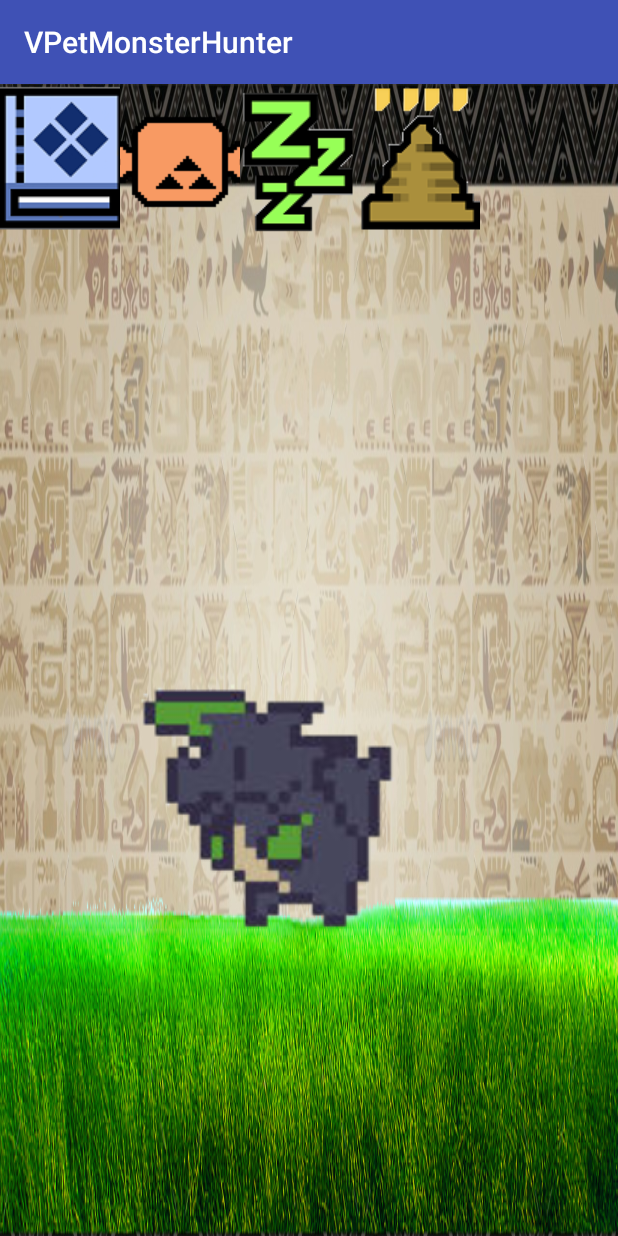
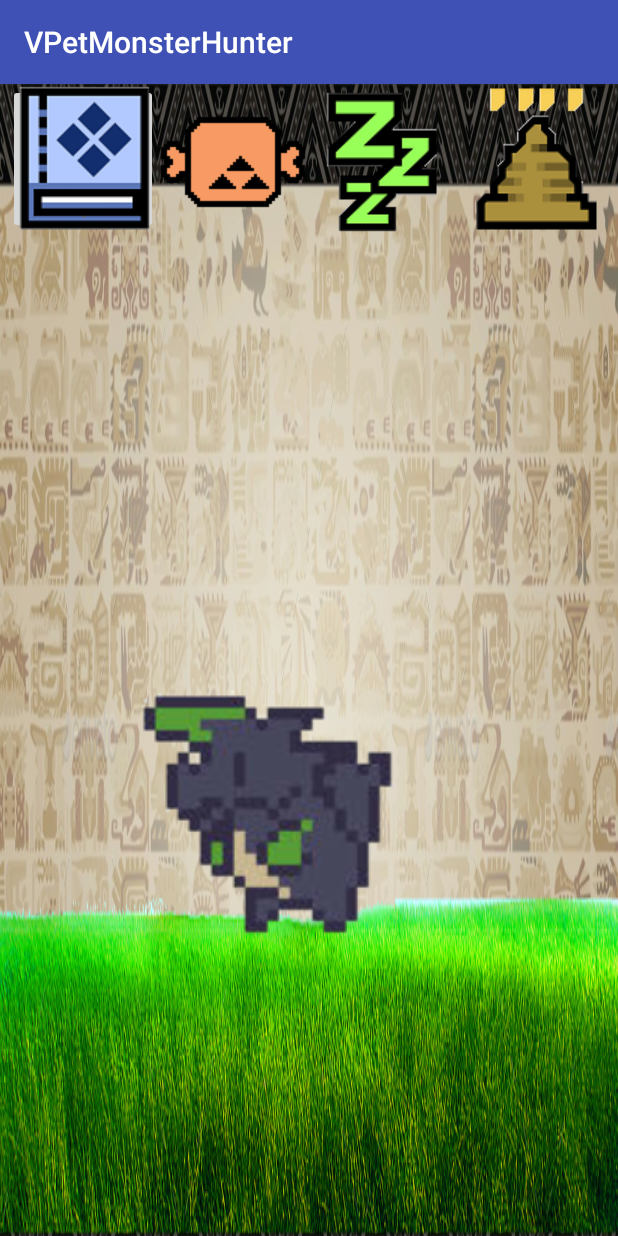
Before and after one commit to Nyxot/VPet_MonsterHunter, an Android app: the screen it shows after launch (MonsterLive), after a tap on an icon or button, on a phone screen of 412 x 824 dp. Run offline under Robolectric (Android 15) with nearby library versions, the phone set to English and light mode, and no system bars.

Commit message:
add animation monster, button info, button feed, state hunger

```diff
--- a/app/src/main/java/comnyxot/httpsgithub/vpetmonsterhunter/MainActivity.java
+++ b/app/src/main/java/comnyxot/httpsgithub/vpetmonsterhunter/MainActivity.java
@@ -34,7 +34,7 @@ public class MainActivity extends AppCompatActivity {
         }
     }
 
-    public void selectmonster(View view)
+    public void selectMonster(View view)
     {
         monster = (ImageButton)findViewById(view.getId());
         BitmapDrawable drawable = (BitmapDrawable)monster.getDrawable();
--- a/app/src/main/java/comnyxot/httpsgithub/vpetmonsterhunter/MonsterLive.java
+++ b/app/src/main/java/comnyxot/httpsgithub/vpetmonsterhunter/MonsterLive.java
@@ -1,21 +1,27 @@
 package comnyxot.httpsgithub.vpetmonsterhunter;
 
+import android.content.Context;
+import android.content.SharedPreferences;
 import android.graphics.Bitmap;
 import android.graphics.BitmapFactory;
-import android.graphics.Point;
 import android.os.Environment;
 import android.support.v7.app.AppCompatActivity;
 import android.os.Bundle;
 import android.view.Display;
+import android.view.View;
+import android.widget.FrameLayout;
 import android.widget.ImageView;
+import android.widget.Toast;
 
 import java.io.File;
 
 public class MonsterLive extends AppCompatActivity {
 
-    private ImageView monster;
+    private ImageView monster, meatX;
     private int direccionX = 1, direccionY = 1, speed = 20;
-    private Point screen = new Point();
+    private FrameLayout layMonster;
+    private long time;
+    private int hunger;
 
     @Override
     protected void onCreate(Bundle savedInstanceState) {
@@ -27,23 +33,11 @@ public class MonsterLive extends AppCompatActivity {
         File imgFile = new File(sdCardDirectory.getAbsolutePath(), "myMonster.png");
         Bitmap bmp = BitmapFactory.decodeFile(imgFile.getAbsolutePath());
         monster.setImageBitmap(bmp);
+        layMonster = (FrameLayout)findViewById(R.id.layMonster);
 
-        Display display = getWindowManager().getDefaultDisplay();
-        display.getSize(screen);
-
-        /*MonsterLive.this.runOnUiThread(new Runnable() {
-            @Override
-            public void run() {
-                Timer timer = new Timer();
-                timer.scheduleAtFixedRate(new TimerTask() {
-                    @Override
-                    public void run() {
-                        respirar();
-                    }
-                }, 1, 1000/fps);
-            }
-        });*/
-        //respirar();
+        SharedPreferences preferencias = getSharedPreferences("datos", Context.MODE_PRIVATE);
+        time = preferencias.getLong("time", 0);
+        hunger = preferencias.getInt("hunger", 1);
 
         Thread t = new Thread() {
 
@@ -52,10 +46,23 @@ public class MonsterLive extends AppCompatActivity {
                 try {
                     while (!isInterrupted()) {
                         Thread.sleep(1000);
+
+                        time++;
+                        hunger++;
+                        SharedPreferences prefe = getSharedPreferences("datos", Context.MODE_PRIVATE);
+                        SharedPreferences.Editor editor = prefe.edit();
+                        editor.putLong("time", time);
+                        editor.putInt("hunger", hunger);
+                        editor.commit();
+
                         runOnUiThread(new Runnable() {
                             @Override
                             public void run() {
-                                respirar();
+                                caminar();
+                                if(hunger > 30)
+                                {
+                                    needEat();
+                                }
                             }
                         });
                     }
@@ -66,20 +73,60 @@ public class MonsterLive extends AppCompatActivity {
         t.start();
     }
 
-    protected void respirar() {
+    protected void caminar() {
 
         int x = (int) monster.getX();
         int y = (int) monster.getY();
 
-        if ((x + (monster.getWidth()) >= screen.x) || x <= 0) {
+        if ((x + (monster.getWidth()) >= layMonster.getWidth()) || x <= 0) {
             direccionX *= -1;
-            monster.setRotationY(monster.getRotationY() + 180);
+            //monster.setRotationY(monster.getRotationY() + 180);
+            monster.animate().rotationY(monster.getRotationY() + 180);
         }
-        if ((y + (monster.getHeight()) >= screen.y) || (y <= 0)) {
+        if ((y + (monster.getHeight()) >= layMonster.getHeight()) || (y <= 200)) {
             direccionY *= -1;
         }
 
         monster.setX(x - (speed * direccionX));
-        //monster.setY(y - (speed * direccionY));
+        monster.animate().translationYBy(-3 * direccionY).start();
+        monster.animate().translationYBy(+3 * direccionY).start();
+        monster.setY(y);
+    }
+
+    public void showInfo(View v)
+    {
+        SharedPreferences preferencias = getSharedPreferences("datos", Context.MODE_PRIVATE);
+        long currentTime = preferencias.getLong("time", 0);
+        Toast.makeText(this, "Pasos: "+ currentTime, Toast.LENGTH_SHORT).show();
+    }
+
+    protected void needEat()
+    {
+        meatX = (ImageView) findViewById(R.id.meatx);
+        meatX.setVisibility(View.VISIBLE);
+
+        int x = (int)monster.getX();
+        int y = (int)monster.getY();
+
+        if ((x + (monster.getWidth()) >= layMonster.getWidth()) || x <= 0) {
+            //monster.setRotationY(monster.getRotationY() + 180);
+            meatX.animate().rotationY(monster.getRotationY() + 180);
+        }
+
+        /*meatX.setX(x - (speed * direccionX));
+        meatX.animate().translationYBy(-2).start();
+        meatX.animate().translationYBy(2).start();*/
+    }
+
+    public void feed(View v)
+    {
+        meatX = (ImageView) findViewById(R.id.meatx);
+        meatX.setVisibility(View.INVISIBLE);
+        SharedPreferences prefe = getSharedPreferences("datos", Context.MODE_PRIVATE);
+        SharedPreferences.Editor editor = prefe.edit();
+        editor.putInt("hunger", 0);
+        editor.commit();
+        hunger = 0;
+        Toast.makeText(this,"ñon ñon ñon",Toast.LENGTH_SHORT).show();
     }
 }
--- a/app/src/main/res/layout/activity_monster_live.xml
+++ b/app/src/main/res/layout/activity_monster_live.xml
@@ -6,44 +6,60 @@
     android:layout_height="match_parent"
     android:orientation="vertical"
     android:background="@drawable/background"
-    tools:context="comnyxot.httpsgithub.vpetmonsterhunter.MainActivity">
+    tools:context="comnyxot.httpsgithub.vpetmonsterhunter.MainActivity"
+    android:weightSum="1">
     <LinearLayout
         android:layout_width="match_parent"
         android:layout_height="100dp"
+        android:layout_marginLeft="5dp"
+        android:layout_marginRight="5dp"
         android:orientation="horizontal"
         android:weightSum="1">
         <ImageButton
             android:id="@+id/info_btn"
             android:layout_height="wrap_content"
             android:src="@drawable/info"
-            android:layout_width="80dp" />
+            android:layout_width="0dp"
+            android:layout_weight=".25"
+            android:onClick="showInfo"/>
 
         <ImageButton
             android:id="@+id/meat_btn"
             android:layout_height="match_parent"
             android:src="@drawable/meat"
             android:background="#00000000"
-            android:layout_width="80dp" />
+            android:layout_width="0dp"
+            android:layout_weight=".25"
+            android:onClick="feed"/>
 
         <ImageButton
             android:id="@+id/sleep_btn"
             android:src ="@drawable/sleep"
             android:layout_height="match_parent"
             android:background="#00000000"
-            android:layout_width="80dp" />
+            android:layout_width="0dp"
+            android:layout_weight=".25"/>
 
         <ImageButton
             android:id="@+id/crap_btn"
             android:layout_height="match_parent"
             android:src="@drawable/crap"
             android:background="#00000000"
-            android:layout_width="80dp" />
+            android:layout_width="0dp"
+            android:layout_weight=".25"/>
     </LinearLayout>
     <FrameLayout
         android:layout_width="match_parent"
         android:layout_height="match_parent"
         android:background="@drawable/grass"
-        >
+        android:id="@+id/layMonster">
+        <ImageView
+            android:layout_width="wrap_content"
+            android:layout_height="wrap_content"
+            android:layout_marginTop="40dp"
+            android:src="@drawable/meatx"
+            android:visibility="invisible"
+            android:id="@+id/meatx" />
 
         <ImageView
             android:layout_width="200dp"
```
Also changed, not shown: app/src/main/res/layout/activity_main.xml (+12 -12 lines), app/src/main/res/drawable/meatx.png (added).
